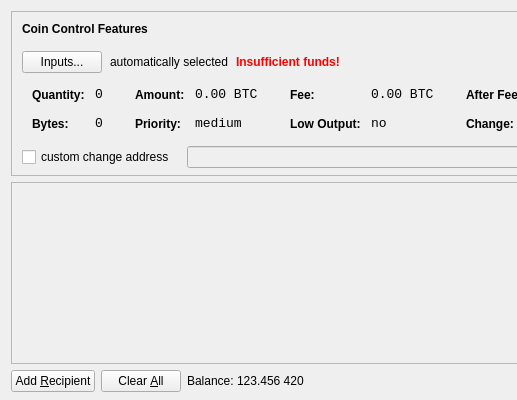
The window that src/qt/forms/sendcoinsdialog.ui (cannabiscoindev/cannabiscoin420) describes before a commit, drawn with Qt 5; both pictures show x 0 to 517 and y 0 to 400 of the 850 by 400 pixel window.
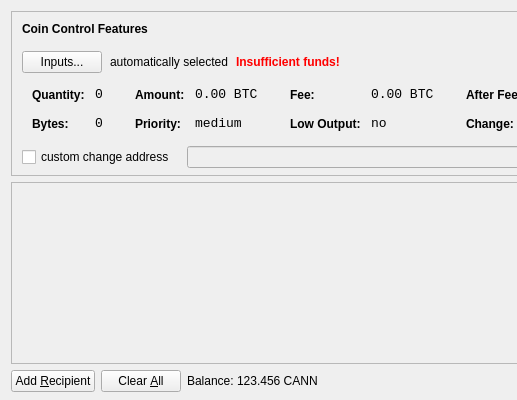
The same window after the commit. Icons and pictures are not drawn.

Patch:
```diff
--- a/src/qt/forms/sendcoinsdialog.ui
+++ b/src/qt/forms/sendcoinsdialog.ui
@@ -720,7 +720,7 @@
           <cursorShape>IBeamCursor</cursorShape>
          </property>
          <property name="text">
-          <string>123.456 420</string>
+          <string>123.456 CANN</string>
          </property>
          <property name="textInteractionFlags">
           <set>Qt::LinksAccessibleByMouse|Qt::TextSelectableByKeyboard|Qt::TextSelectableByMouse</set>
```
